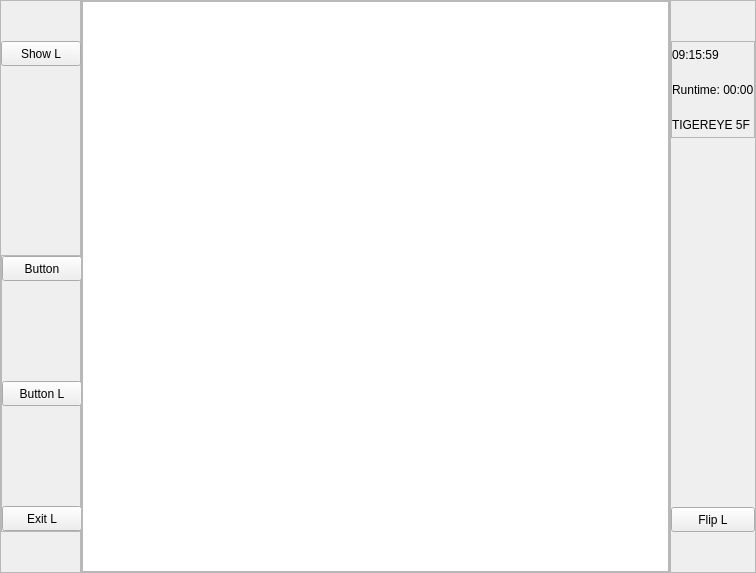
First picture: the form in flipVerticalLayout/mainwindow.ui, repository laszlo-avotra-tips/layout, before the edit.
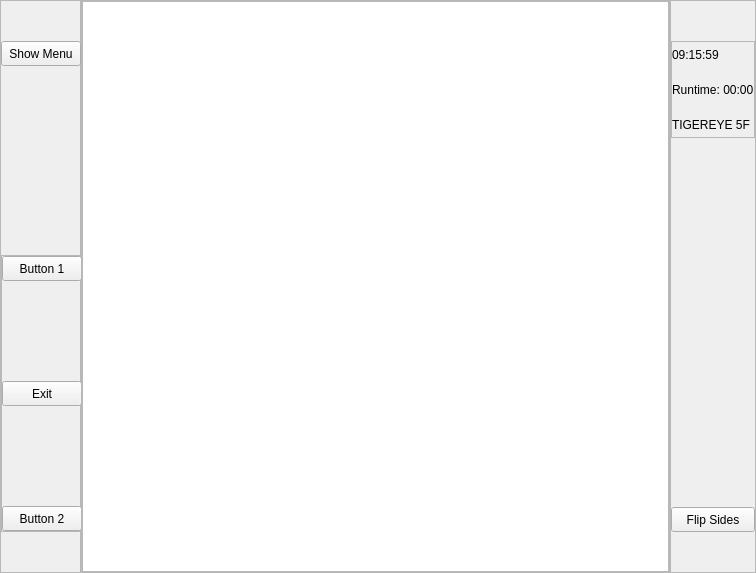
Second picture: the form after the edit.

Commit message: updated button text

The edit to the form file:
```diff
--- a/flipVerticalLayout/mainwindow.ui
+++ b/flipVerticalLayout/mainwindow.ui
@@ -92,7 +92,7 @@
          </size>
         </property>
         <property name="text">
-         <string>Show L</string>
+         <string>Show Menu</string>
         </property>
        </widget>
       </item>
@@ -166,26 +166,7 @@
             </size>
            </property>
            <property name="text">
-            <string>Button</string>
-           </property>
-          </widget>
-         </item>
-         <item>
-          <widget class="QPushButton" name="pushButtonL">
-           <property name="sizePolicy">
-            <sizepolicy hsizetype="Preferred" vsizetype="Preferred">
-             <horstretch>0</horstretch>
-             <verstretch>0</verstretch>
-            </sizepolicy>
-           </property>
-           <property name="minimumSize">
-            <size>
-             <width>80</width>
-             <height>25</height>
-            </size>
-           </property>
-           <property name="text">
-            <string>Button L</string>
+            <string>Button 1</string>
            </property>
           </widget>
          </item>
@@ -204,7 +185,26 @@
             </size>
            </property>
            <property name="text">
-            <string>Exit L</string>
+            <string>Exit</string>
+           </property>
+          </widget>
+         </item>
+         <item>
+          <widget class="QPushButton" name="pushButtonL">
+           <property name="sizePolicy">
+            <sizepolicy hsizetype="Preferred" vsizetype="Preferred">
+             <horstretch>0</horstretch>
+             <verstretch>0</verstretch>
+            </sizepolicy>
+           </property>
+           <property name="minimumSize">
+            <size>
+             <width>80</width>
+             <height>25</height>
+            </size>
+           </property>
+           <property name="text">
+            <string>Button 2</string>
            </property>
           </widget>
          </item>
@@ -423,7 +423,7 @@
          </size>
         </property>
         <property name="text">
-         <string>Flip L</string>
+         <string>Flip Sides</string>
         </property>
        </widget>
       </item>
```
Left out of the diff: 2 changed lines with no effect on the pictures. The commit also changes 2 other files.
